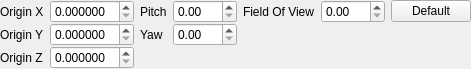
First picture: the form in src/hlam/ui/camera_operators/dockpanels/FreeLookSettingsPanel.ui, repository SamVanheer/HalfLifeAssetManager, before the edit.
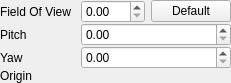
Second picture: the form after the edit. Custom widgets are drawn as their Qt base class.

Commit message: Rework Cameras panel layout and structure to reduce size and make contents for each camera consistent

Patch:
```diff
--- a/src/hlam/ui/camera_operators/dockpanels/FreeLookSettingsPanel.ui
+++ b/src/hlam/ui/camera_operators/dockpanels/FreeLookSettingsPanel.ui
@@ -6,14 +6,14 @@
    <rect>
     <x>0</x>
     <y>0</y>
-    <width>440</width>
-    <height>62</height>
+    <width>231</width>
+    <height>76</height>
    </rect>
   </property>
   <property name="windowTitle">
    <string>Form</string>
   </property>
-  <layout class="QHBoxLayout" name="horizontalLayout">
+  <layout class="QGridLayout" name="gridLayout">
    <property name="sizeConstraint">
     <enum>QLayout::SetFixedSize</enum>
    </property>
@@ -29,32 +29,48 @@
    <property name="bottomMargin">
     <number>0</number>
    </property>
-   <item>
-    <layout class="QGridLayout" name="gridLayout_2">
      <property name="verticalSpacing">
       <number>0</number>
      </property>
-     <item row="1" column="0">
-      <widget class="QLabel" name="label_2">
-       <property name="sizePolicy">
-        <sizepolicy hsizetype="Fixed" vsizetype="Preferred">
-         <horstretch>0</horstretch>
-         <verstretch>0</verstretch>
-        </sizepolicy>
-       </property>
-       <property name="text">
-        <string>Origin Y</string>
-       </property>
-      </widget>
-     </item>
-     <item row="0" column="1">
-      <widget class="QDoubleSpinBox" name="OriginX">
-       <property name="decimals">
-        <number>6</number>
-       </property>
-      </widget>
-     </item>
      <item row="0" column="0">
+    <widget class="QLabel" name="label_7">
+     <property name="sizePolicy">
+      <sizepolicy hsizetype="Fixed" vsizetype="Preferred">
+       <horstretch>0</horstretch>
+       <verstretch>0</verstretch>
+      </sizepolicy>
+     </property>
+     <property name="minimumSize">
+      <size>
+       <width>75</width>
+       <height>0</height>
+      </size>
+     </property>
+     <property name="maximumSize">
+      <size>
+       <width>75</width>
+       <height>16777215</height>
+      </size>
+     </property>
+     <property name="text">
+      <string>Field Of View</string>
+     </property>
+    </widget>
+   </item>
+   <item row="0" column="2">
+    <widget class="QPushButton" name="DefaultFieldOfView">
+     <property name="sizePolicy">
+      <sizepolicy hsizetype="Fixed" vsizetype="Fixed">
+       <horstretch>0</horstretch>
+       <verstretch>0</verstretch>
+      </sizepolicy>
+     </property>
+     <property name="text">
+      <string>Default</string>
+     </property>
+    </widget>
+   </item>
+   <item row="3" column="0">
       <widget class="QLabel" name="label">
        <property name="sizePolicy">
         <sizepolicy hsizetype="Fixed" vsizetype="Preferred">
@@ -62,59 +78,49 @@
          <verstretch>0</verstretch>
         </sizepolicy>
        </property>
+     <property name="minimumSize">
+      <size>
+       <width>75</width>
+       <height>0</height>
+      </size>
+     </property>
+     <property name="maximumSize">
+      <size>
+       <width>75</width>
+       <height>16777215</height>
+      </size>
+     </property>
        <property name="text">
-        <string>Origin X</string>
+      <string>Origin</string>
        </property>
       </widget>
      </item>
-     <item row="2" column="0">
-      <widget class="QLabel" name="label_3">
+   <item row="0" column="1">
+    <widget class="QDoubleSpinBox" name="FieldOfView">
        <property name="sizePolicy">
-        <sizepolicy hsizetype="Fixed" vsizetype="Preferred">
+      <sizepolicy hsizetype="Preferred" vsizetype="Fixed">
          <horstretch>0</horstretch>
          <verstretch>0</verstretch>
         </sizepolicy>
        </property>
-       <property name="text">
-        <string>Origin Z</string>
-       </property>
-      </widget>
-     </item>
-     <item row="2" column="1">
-      <widget class="QDoubleSpinBox" name="OriginZ">
-       <property name="decimals">
-        <number>6</number>
-       </property>
-      </widget>
-     </item>
-     <item row="1" column="1">
-      <widget class="QDoubleSpinBox" name="OriginY">
-       <property name="decimals">
-        <number>6</number>
-       </property>
-      </widget>
-     </item>
-     <item row="3" column="0" colspan="2">
-      <spacer name="verticalSpacer_3">
-       <property name="orientation">
-        <enum>Qt::Vertical</enum>
-       </property>
-       <property name="sizeHint" stdset="0">
+     <property name="minimumSize">
         <size>
-         <width>20</width>
+       <width>0</width>
          <height>0</height>
         </size>
        </property>
-      </spacer>
-     </item>
-    </layout>
-   </item>
-   <item>
-    <layout class="QGridLayout" name="gridLayout_3">
-     <property name="verticalSpacing">
-      <number>0</number>
+     <property name="maximumSize">
+      <size>
+       <width>16777215</width>
+       <height>16777215</height>
+      </size>
      </property>
-     <item row="0" column="0">
+     <property name="maximum">
+      <double>360.000000000000000</double>
+     </property>
+    </widget>
+   </item>
+   <item row="1" column="0">
       <widget class="QLabel" name="label_4">
        <property name="sizePolicy">
         <sizepolicy hsizetype="Fixed" vsizetype="Preferred">
@@ -122,12 +128,37 @@
          <verstretch>0</verstretch>
         </sizepolicy>
        </property>
+     <property name="minimumSize">
+      <size>
+       <width>75</width>
+       <height>0</height>
+      </size>
+     </property>
+     <property name="maximumSize">
+      <size>
+       <width>75</width>
+       <height>16777215</height>
+      </size>
+     </property>
        <property name="text">
         <string>Pitch</string>
        </property>
       </widget>
      </item>
-     <item row="1" column="0">
+   <item row="4" column="0" colspan="3">
+    <spacer name="verticalSpacer_3">
+     <property name="orientation">
+      <enum>Qt::Vertical</enum>
+     </property>
+     <property name="sizeHint" stdset="0">
+      <size>
+       <width>20</width>
+       <height>0</height>
+      </size>
+     </property>
+    </spacer>
+   </item>
+   <item row="2" column="0">
       <widget class="QLabel" name="label_5">
        <property name="sizePolicy">
         <sizepolicy hsizetype="Fixed" vsizetype="Preferred">
@@ -135,89 +166,105 @@
          <verstretch>0</verstretch>
         </sizepolicy>
        </property>
+     <property name="minimumSize">
+      <size>
+       <width>75</width>
+       <height>0</height>
+      </size>
+     </property>
+     <property name="maximumSize">
+      <size>
+       <width>75</width>
+       <height>16777215</height>
+      </size>
+     </property>
        <property name="text">
         <string>Yaw</string>
        </property>
       </widget>
      </item>
-     <item row="0" column="1">
+   <item row="1" column="1" colspan="2">
       <widget class="QDoubleSpinBox" name="Pitch">
+     <property name="sizePolicy">
+      <sizepolicy hsizetype="Fixed" vsizetype="Fixed">
+       <horstretch>0</horstretch>
+       <verstretch>0</verstretch>
+      </sizepolicy>
+     </property>
+     <property name="minimumSize">
+      <size>
+       <width>150</width>
+       <height>0</height>
+      </size>
+     </property>
+     <property name="maximumSize">
+      <size>
+       <width>150</width>
+       <height>16777215</height>
+      </size>
+     </property>
        <property name="maximum">
         <double>360.000000000000000</double>
        </property>
       </widget>
      </item>
-     <item row="1" column="1">
+   <item row="2" column="1" colspan="2">
       <widget class="QDoubleSpinBox" name="Yaw">
-       <property name="maximum">
-        <double>360.000000000000000</double>
-       </property>
-      </widget>
-     </item>
-     <item row="2" column="0" colspan="2">
-      <spacer name="verticalSpacer_2">
-       <property name="orientation">
-        <enum>Qt::Vertical</enum>
-       </property>
-       <property name="sizeHint" stdset="0">
+     <property name="sizePolicy">
+      <sizepolicy hsizetype="Fixed" vsizetype="Fixed">
+       <horstretch>0</horstretch>
+       <verstretch>0</verstretch>
+      </sizepolicy>
+     </property>
+     <property name="minimumSize">
         <size>
-         <width>20</width>
+       <width>150</width>
          <height>0</height>
         </size>
        </property>
-      </spacer>
-     </item>
-    </layout>
-   </item>
-   <item>
-    <layout class="QGridLayout" name="gridLayout_4">
-     <property name="verticalSpacing">
-      <number>0</number>
+     <property name="maximumSize">
+      <size>
+       <width>150</width>
+       <height>16777215</height>
+      </size>
      </property>
-     <item row="0" column="1">
-      <widget class="QDoubleSpinBox" name="FieldOfView">
        <property name="maximum">
         <double>360.000000000000000</double>
        </property>
       </widget>
      </item>
-     <item row="0" column="0">
-      <widget class="QLabel" name="label_7">
+   <item row="3" column="1" colspan="2">
+    <widget class="qt::widgets::SimpleVector3Edit" name="Origin" native="true">
        <property name="sizePolicy">
         <sizepolicy hsizetype="Fixed" vsizetype="Preferred">
          <horstretch>0</horstretch>
          <verstretch>0</verstretch>
         </sizepolicy>
        </property>
-       <property name="text">
-        <string>Field Of View</string>
-       </property>
-      </widget>
-     </item>
-     <item row="0" column="2">
-      <widget class="QPushButton" name="DefaultFieldOfView">
-       <property name="text">
-        <string>Default</string>
-       </property>
-      </widget>
-     </item>
-     <item row="1" column="0" colspan="3">
-      <spacer name="verticalSpacer">
-       <property name="orientation">
-        <enum>Qt::Vertical</enum>
-       </property>
-       <property name="sizeHint" stdset="0">
+     <property name="minimumSize">
         <size>
-         <width>20</width>
+       <width>150</width>
          <height>0</height>
         </size>
        </property>
-      </spacer>
-     </item>
-    </layout>
-   </item>
-  </layout>
+     <property name="maximumSize">
+      <size>
+       <width>150</width>
+       <height>16777215</height>
+      </size>
+     </property>
+    </widget>
+   </item>
+  </layout>
  </widget>
+ <customwidgets>
+  <customwidget>
+   <class>qt::widgets::SimpleVector3Edit</class>
+   <extends>QWidget</extends>
+   <header>qt/widgets/SimpleVector3Edit.hpp</header>
+   <container>1</container>
+  </customwidget>
+ </customwidgets>
  <resources/>
  <connections/>
 </ui>
```
Lines whose indentation alone changed are shown as unchanged. The commit also changes 7 other files.
